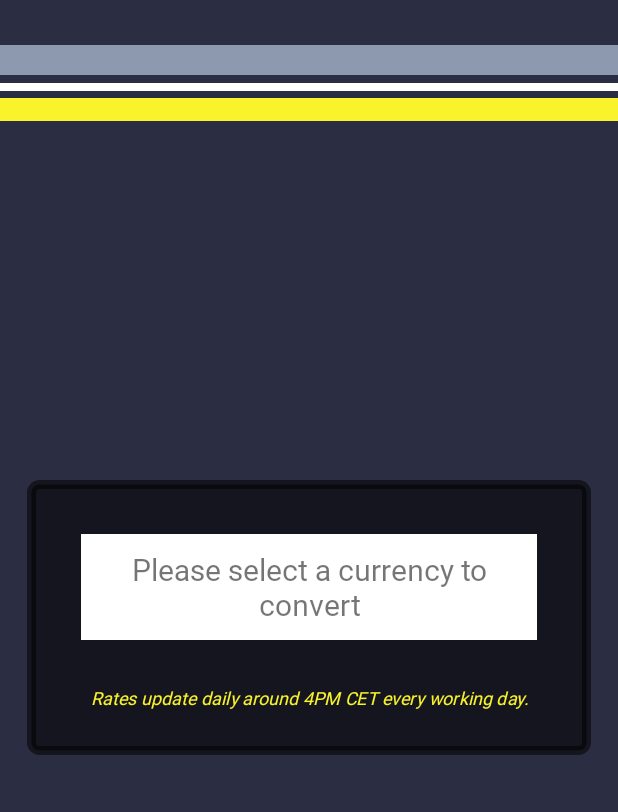
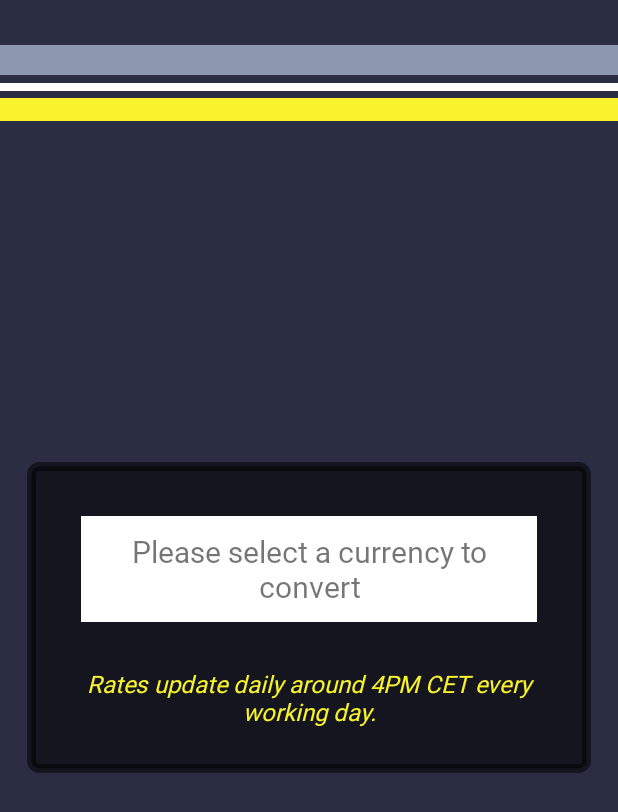
Before and after one commit to AbbieTurner95/CurrencyConvertor_AndroidApp, an Android app: the screen it shows after launch (SelectRatesActivity), on a phone screen of 412 x 824 dp. Shown: the top 812 px of the screen. Run offline under Robolectric (Android 15) with nearby library versions, the phone set to English and light mode, and no system bars.

```diff
--- a/app/src/main/res/layout/activity_select_rates.xml
+++ b/app/src/main/res/layout/activity_select_rates.xml
@@ -61,7 +61,7 @@
             android:fontFamily="@font/small_type_writing"
             android:gravity="center"
             android:text="@string/updateInfoText"
-            android:textSize="12sp"
+            android:textSize="16sp"
             android:textColor="@color/maxYellow"
             android:layout_margin="12dp"/>
 
```
Also changed, not shown: app/src/main/res/values/strings.xml (+0 -7 lines), 9 other files.
